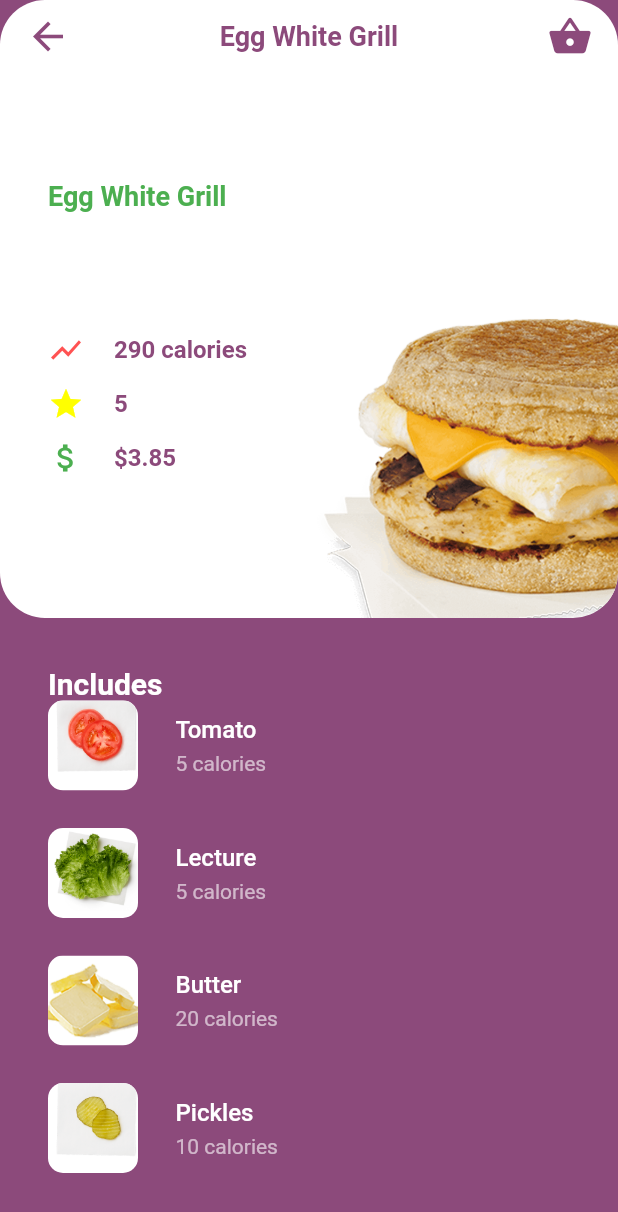
After one commit to MarTevoL/duck_fil_a, a Flutter app: the MealDetail screen opened directly with sample values from the repository, on a phone screen of 412 x 824 dp. The commit adds this screen. Shown: the top 1212 px of the screen. Run offline on Flutter 3.47's test engine with Material 2 defaults, Android fonts, the phone set to English and light mode, and no system bars.

Commit message:
detail page done

```diff
--- a/lib/main.dart
+++ b/lib/main.dart
@@ -14,6 +14,7 @@ class MyApp extends StatelessWidget {
         primaryColor: Colors.white,
         accentColor: Color(0xFF8C4A7B),
       ),
+
       home: MenuScreen(),
     );
   }
--- a/lib/models/menu.dart
+++ b/lib/models/menu.dart
@@ -11,9 +11,25 @@ class Meal {
   int calories;
   int ratting;
   double price;
+  List<Include> includes;
 
-  Meal(this.name, this.imagePath, this.calories, this.ratting, this.price);
+  Meal(this.name, this.imagePath, this.calories, this.ratting, this.price, this.includes);
 }
+
+class Include {
+  String name;
+  String imagePath;
+  int calories;
+
+  Include(this.name, this.imagePath, this.calories);
+}
+
+List<Include> includes = [
+  Include('Tomato', 'assets/images/tomatoes_PDP_Desk.png', 5),
+  Include('Lecture', 'assets/images/lettuce_PDP_Desk.png', 5),
+  Include('Butter', 'assets/images/butter.png', 20),
+  Include('Pickles', 'assets/images/pickles_2ct_PDP_Desk.png', 10),
+];
 
 List<Meal> breakfast = [
   Meal(
@@ -21,19 +37,19 @@ List<Meal> breakfast = [
       'assets/images/Stack620_0011_35592_eggWHTchk_p1_trg_42016_1240px.png',
       290,
       5,
-      3.85),
+      3.85, includes),
   Meal(
       'Sausage Egg Cheese Biscuit',
       'assets/images/Breakfast_Sausage-Egg-Cheese-Biscuit.png',
       630,
       5,
-      3.09),
+      3.09, includes),
   Meal(
       'Sausage Egg Cheese Biscuit',
       'assets/images/BaconEggCheeseMuffin-Feed_0001s_0008_CFA_1605_59_EnglishMuffin_BaconEggCheese_PROD_2121_1240px.png',
       630,
       5,
-      3.09),
+      3.09, includes),
 ];
 List<Meal> entrees = [
   Meal(
@@ -41,19 +57,19 @@ List<Meal> entrees = [
       'assets/images/Jul19_CFASandwich_pdp.png',
       440,
       5,
-      3.75),
+      3.75, includes),
   Meal(
       'Grilled Chicken Club',
       'assets/images/grilledClub_colbyJack_PDP.png',
       460,
       5,
-      6.55),
+      6.55, includes),
   Meal(
       'Grilled Cool Wrap®',
       'assets/images/wrap_pdp.png',
       350,
       5,
-      6.29),
+      6.29, includes),
 ];
 List<Meal> salads = [
   Meal(
@@ -61,19 +77,19 @@ List<Meal> salads = [
       'assets/images/sswSalad_spicyGrilled_pdp.png',
       450,
       5,
-      8.19),
+      8.19, includes),
   Meal(
       'Cobb Salad',
       'assets/images/cobbSalad_nug_pdp.png',
       540,
       5,
-      7.99),
+      7.99, includes),
   Meal(
       'Market Salad',
       'assets/images/marketSalad_grilled_pdp.png',
       250,
       5,
-      8.19),
+      8.19, includes),
 ];
 
 List<Menu> tabMenu = [
--- /dev/null
+++ b/lib/screens/meal_detail.dart
@@ -0,0 +1,241 @@
+import 'package:duck_fil_a_ui/models/menu.dart';
+import 'package:flutter/material.dart';
+
+class MealDetail extends StatelessWidget {
+  static const routeName = '/mealDetalScreen';
+  final Meal meal;
+  MealDetail(this.meal);
+  @override
+  Widget build(BuildContext context) {
+    Size size = MediaQuery.of(context).size;
+    return Scaffold(
+      body: Material(
+        color: Theme.of(context).accentColor,
+        child: Column(
+          crossAxisAlignment: CrossAxisAlignment.start,
+          children: <Widget>[
+            Container(
+              height: size.width,
+              width: size.width,
+              decoration: BoxDecoration(
+                color: Colors.white,
+              ),
+              child: Stack(
+                children: <Widget>[
+                  Container(
+                    decoration: BoxDecoration(
+                      color: Theme.of(context).accentColor,
+                    ),
+                  ),
+                  Container(
+                    decoration: BoxDecoration(
+                      color: Colors.white,
+                      borderRadius: BorderRadius.circular(30.0),
+                    ),
+                  ),
+                  ClipRRect(
+                    borderRadius: BorderRadius.circular(30.0),
+                    child: Stack(children: <Widget>[
+                      Positioned(
+                        bottom: -60.0,
+                        right: -160.0,
+                        child: Hero(
+                          tag: meal.imagePath,
+                                                  child: Image(
+                            height: size.width,
+                            fit: BoxFit.contain,
+                            image: AssetImage(meal.imagePath),
+                          ),
+                        ),
+                      ),
+                    ]),
+                  ),
+                  SafeArea(
+                    child: Row(
+                      mainAxisAlignment: MainAxisAlignment.spaceBetween,
+                      children: <Widget>[
+                        Padding(
+                          padding: EdgeInsets.only(left: 8.0),
+                          child: IconButton(
+                            icon: Icon(Icons.arrow_back),
+                            color: Theme.of(context).accentColor,
+                            iconSize: 30.0,
+                            onPressed: () {
+                              Navigator.of(context).pop();
+                            },
+                          ),
+                        ),
+                        Text(
+                          meal.name,
+                          style: TextStyle(
+                            color: Theme.of(context).accentColor,
+                            fontSize: 18.0,
+                            fontWeight: FontWeight.bold,
+                          ),
+                        ),
+                        Padding(
+                          padding: EdgeInsets.only(right: 8.0),
+                          child: IconButton(
+                            icon: Icon(Icons.shopping_basket),
+                            color: Theme.of(context).accentColor,
+                            iconSize: 30.0,
+                            onPressed: () {},
+                          ),
+                        ),
+                      ],
+                    ),
+                  ),
+                  Container(
+                    height: size.width,
+                    child: Padding(
+                      padding: EdgeInsets.only(left: 32.0, top: 120.0),
+                      child: Column(
+                        mainAxisSize: MainAxisSize.max,
+                        mainAxisAlignment: MainAxisAlignment.start,
+                        crossAxisAlignment: CrossAxisAlignment.start,
+                        children: <Widget>[
+                          Text(
+                            meal.name,
+                            style: TextStyle(
+                                fontSize: 18.0,
+                                color: Colors.green,
+                                fontWeight: FontWeight.w600),
+                          ),
+                          SizedBox(height: 80.0),
+                          Row(
+                            children: <Widget>[
+                              Icon(
+                                Icons.show_chart,
+                                color: Colors.redAccent,
+                              ),
+                              SizedBox(width: 20.0),
+                              Text(
+                                '${meal.calories} calories',
+                                style: TextStyle(
+                                    fontSize: 16.0,
+                                    color: Theme.of(context).accentColor,
+                                    fontWeight: FontWeight.w600),
+                              ),
+                            ],
+                          ),
+                          SizedBox(height: 12.0),
+                          Row(
+                            children: <Widget>[
+                              Icon(
+                                Icons.star,
+                                color: Colors.yellowAccent,
+                              ),
+                              SizedBox(width: 20.0),
+                              Text(
+                                '${meal.ratting}',
+                                style: TextStyle(
+                                    fontSize: 16.0,
+                                    color: Theme.of(context).accentColor,
+                                    fontWeight: FontWeight.w600),
+                              ),
+                            ],
+                          ),
+                          SizedBox(height: 12.0),
+                          Row(
+                            children: <Widget>[
+                              Icon(
+                                Icons.attach_money,
+                                color: Colors.green,
+                              ),
+                              SizedBox(width: 20.0),
+                              Text(
+                                '\$${meal.price}',
+                                style: TextStyle(
+                                    fontSize: 16.0,
+                                    color: Theme.of(context).accentColor,
+                                    fontWeight: FontWeight.w600),
+                              ),
+                            ],
+                          ),
+                        ],
+                      ),
+                    ),
+                  ),
+                ],
+              ),
+            ),
+            Padding(
+              padding: const EdgeInsets.only(left: 32.0, top: 32.0),
+              child: Text(
+                'Includes',
+                style: TextStyle(
+                  color: Colors.white,
+                  fontSize: 20.0,
+                  fontWeight: FontWeight.w600,
+                ),
+              ),
+            ),
+            Container(
+              height: size.width,
+              child: ListView.builder(
+                itemCount: meal.includes.length,
+                itemBuilder: (context, ind) {
+                  return Padding(
+                    padding: EdgeInsets.only(left: 32.0, bottom: 25.0),
+                    child: Container(
+                      child: Row(
+                        children: <Widget>[
+                          ClipRRect(
+                            borderRadius: BorderRadius.circular(10.0),
+                            child: Stack(
+                              children: <Widget>[
+                                Container(
+                                  height: 60.0,
+                                  width: 60.0,
+                                  decoration: BoxDecoration(
+                                    color: Colors.white,
+                                  ),
+                                ),
+                                Positioned(
+                                    left: -10.0,
+                                    top: -10.0,
+                                    child: Image.asset(
+                                      meal.includes[ind].imagePath,
+                                      height: 80.0,
+                                      width: 80.0,
+                                    )),
+                              ],
+                            ),
+                          ),
+                          Padding(
+                            padding: EdgeInsets.only(left: 25.0),
+                            child: Column(
+                              crossAxisAlignment: CrossAxisAlignment.start,
+                              children: <Widget>[
+                                Text(
+                                  meal.includes[ind].name,
+                                  style: TextStyle(
+                                    color: Colors.white,
+                                    fontWeight: FontWeight.w500,
+                                    fontSize: 16.0,
+                                  ),
+                                ),
+                                SizedBox(height: 5.0),
+                                Text(
+                                  '${meal.includes[ind].calories} calories',
+                                  style: TextStyle(
+                                    color: Colors.white60,
+                                  ),
+                                ),
+                              ],
+                            ),
+                          )
+                        ],
+                      ),
+                    ),
+                  );
+                },
+              ),
+            )
+
+          ],
+        ),
+      ),
+    );
+  }
+}
--- a/lib/screens/menu_screen.dart
+++ b/lib/screens/menu_screen.dart
@@ -1,4 +1,5 @@
 import 'package:duck_fil_a_ui/models/menu.dart';
+import 'package:duck_fil_a_ui/screens/meal_detail.dart';
 import 'package:duck_fil_a_ui/widgets/circle_tab_indicator.dart';
 import 'package:flutter/material.dart';
 
@@ -102,12 +103,23 @@ class MenuScreen extends StatelessWidget {
                         itemCount: tabMenu.length,
                         itemBuilder: (context, ind) {
                           Meal meal = tabMenu[i].meals[ind];
-                          return Column(
+                          return InkWell(
+                            onTap: () {
+                              Navigator.of(context).push(
+                                MaterialPageRoute(
+                                  builder: (context) => MealDetail(meal),
+                                ),
+                              );
+                            },
+                            child: Column(
                               children: <Widget>[
-                              Image(
+                                Hero(
+                                  tag: meal.imagePath,
+                                                                  child: Image(
                                     height: 450.0,
                                     fit: BoxFit.contain,
                                     image: AssetImage(meal.imagePath),
+                                  ),
                                 ),
                                 Align(
                                     alignment: Alignment.center,
@@ -118,6 +130,7 @@ class MenuScreen extends StatelessWidget {
                                       ),
                                     )),
                               ],
+                            ),
                           );
                         },
                       ),
```
Lines whose indentation alone changed are shown as unchanged.
